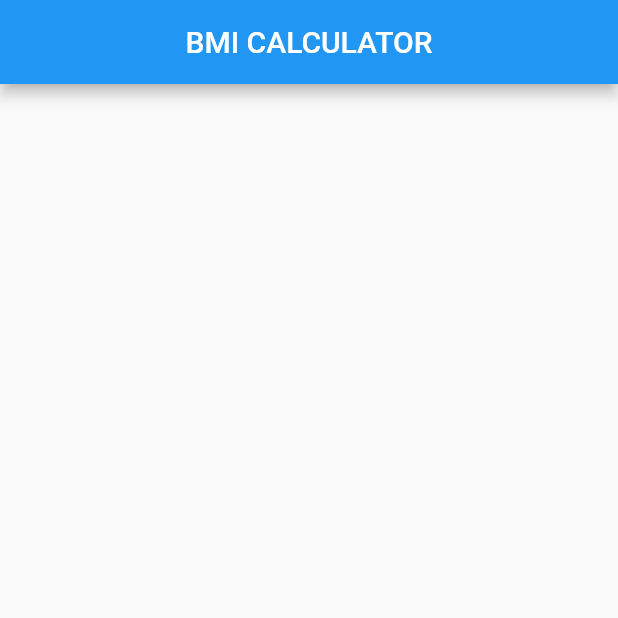
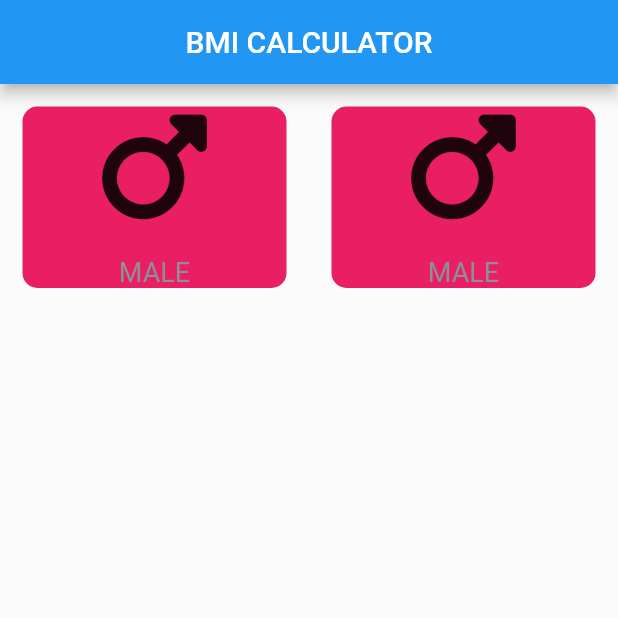
Before and after one commit to HEYKASHIF/Bmi_Calci, a Flutter app: the screen it shows after launch, on a phone screen of 412 x 824 dp, the top half of it. Run offline on Flutter 3.47's test engine with Material 2 defaults, Android fonts, the phone set to English and light mode, and no system bars; our stand-ins replace font_awesome_flutter.

Commit message:
9-april commit36

```diff
--- a/lib/pages/Home_page.dart
+++ b/lib/pages/Home_page.dart
@@ -1,4 +1,7 @@
+import 'package:bmi_calci/widgets/Icon_Content.dart';
+import 'package:bmi_calci/widgets/Reusable_Card.dart';
 import 'package:flutter/material.dart';
+import 'package:font_awesome_flutter/font_awesome_flutter.dart';
 
 class HomePage extends StatefulWidget {
   const HomePage({super.key});
@@ -15,6 +18,34 @@ class _HomePageState extends State<HomePage> {
         title: Text('BMI CALCULATOR'),
         centerTitle: true,
       ),
+      body: Column(
+        children: [
+          Row(
+            children: [
+              Expanded(
+                child: ReusableCard(
+                  CardChild: IconContent(
+                    icon: FontAwesomeIcons.mars,
+                    label: 'MALE',
+                  ),
+                  color: Colors.pink,
+                  onPress: () {},
+                ),
+              ),
+              Expanded(
+                child: ReusableCard(
+                  CardChild: IconContent(
+                    icon: FontAwesomeIcons.mars,
+                    label: 'MALE',
+                  ),
+                  color: Colors.pink,
+                  onPress: () {},
+                ),
+              ),
+            ],
+          )
+        ],
+      ),
     );
   }
 }
--- a/pubspec.yaml
+++ b/pubspec.yaml
@@ -35,6 +35,7 @@ dependencies:
   # The following adds the Cupertino Icons font to your application.
   # Use with the CupertinoIcons class for iOS style icons.
   cupertino_icons: ^1.0.2
+  font_awesome_flutter: any
 
 dev_dependencies:
   flutter_test:
```
Also changed, not shown: pubspec.lock.
